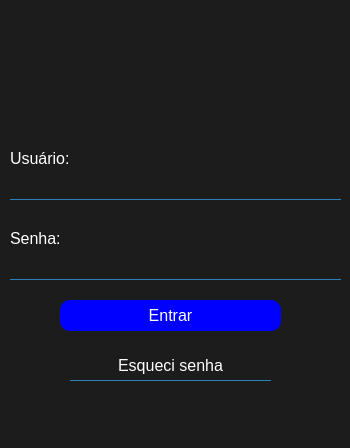
First picture: the form in ui/MainLogin.ui, repository Locked666/My-Finance-QtDesigner, before the edit.
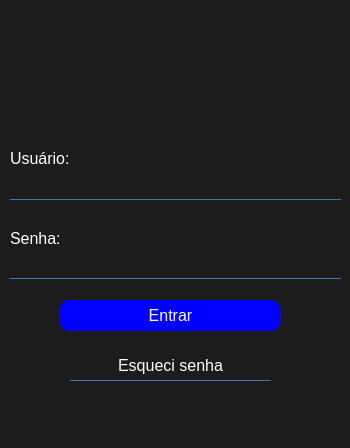
Second picture: the form after the edit.

What changed in the file:
```diff
--- a/ui/MainLogin.ui
+++ b/ui/MainLogin.ui
@@ -33,7 +33,7 @@
   </property>
   <widget class="QWidget" name="centralwidget">
    <property name="autoFillBackground">
-    <bool>true</bool>
+    <bool>false</bool>
    </property>
    <property name="styleSheet">
     <string notr="true">alternate-background-color: rgb(28, 28, 28);</string>
@@ -48,7 +48,7 @@
      </rect>
     </property>
     <property name="autoFillBackground">
-     <bool>true</bool>
+     <bool>false</bool>
     </property>
     <property name="styleSheet">
      <string notr="true">background-color: rgb(28, 28, 28);
@@ -94,9 +94,15 @@
        <x>10</x>
        <y>260</y>
        <width>331</width>
-       <height>20</height>
+       <height>19</height>
       </rect>
      </property>
+     <property name="sizePolicy">
+      <sizepolicy hsizetype="Expanding" vsizetype="Maximum">
+       <horstretch>0</horstretch>
+       <verstretch>0</verstretch>
+      </sizepolicy>
+     </property>
      <property name="font">
       <font>
        <pointsize>10</pointsize>
@@ -115,6 +121,9 @@
      <property name="text">
       <string/>
      </property>
+     <property name="echoMode">
+      <enum>QLineEdit::PasswordEchoOnEdit</enum>
+     </property>
     </widget>
     <widget class="QLabel" name="label">
      <property name="geometry">
```
Left out of the diff: 46 changed lines with no effect on the pictures.
